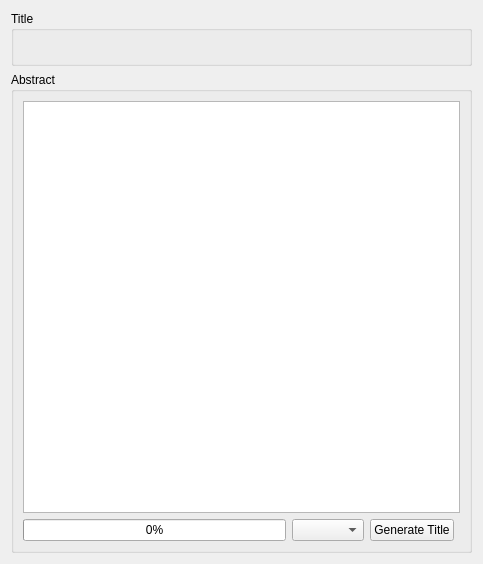
The window that gui/src/interface.ui (mhueppe/machineLearningProject_jaNoMi) describes before a commit, drawn with Qt 5.
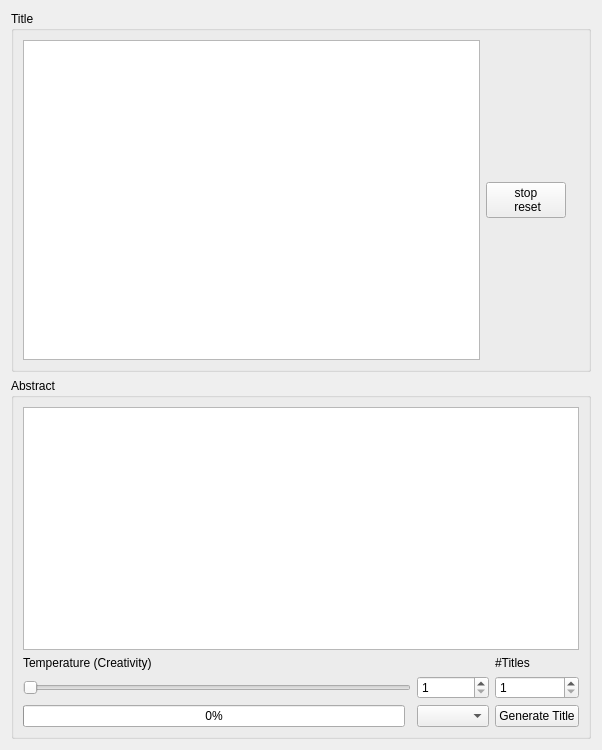
The same window after the commit.

Commit message: upgrade graphic user interface

Patch:
```diff
--- a/gui/src/interface.ui
+++ b/gui/src/interface.ui
@@ -6,28 +6,112 @@
    <rect>
     <x>0</x>
     <y>0</y>
-    <width>483</width>
-    <height>564</height>
+    <width>602</width>
+    <height>750</height>
    </rect>
   </property>
   <property name="windowTitle">
    <string>Form</string>
   </property>
   <layout class="QGridLayout" name="gridLayout">
-   <item row="1" column="0">
+   <item row="0" column="0">
+    <widget class="QGroupBox" name="groupBox_2">
+     <property name="title">
+      <string>Title</string>
+     </property>
+     <layout class="QHBoxLayout" name="horizontalLayout_2">
+      <item>
+       <widget class="QListWidget" name="listWidget_titles"/>
+      </item>
+      <item>
+       <layout class="QVBoxLayout" name="verticalLayout">
+        <item>
+         <widget class="QPushButton" name="pushButton_stop">
+          <property name="text">
+           <string>stop
+ reset</string>
+          </property>
+         </widget>
+        </item>
+       </layout>
+      </item>
+      <item>
+       <widget class="QLabel" name="label_title">
+        <property name="text">
+         <string/>
+        </property>
+        <property name="wordWrap">
+         <bool>true</bool>
+        </property>
+       </widget>
+      </item>
+     </layout>
+    </widget>
+   </item>
+   <item row="2" column="0">
     <widget class="QGroupBox" name="groupBox">
      <property name="title">
       <string>Abstract</string>
      </property>
      <layout class="QGridLayout" name="gridLayout_2">
+      <item row="6" column="0" colspan="2">
+       <widget class="QSlider" name="horizontalSlider_temperature">
+        <property name="minimum">
+         <number>1</number>
+        </property>
+        <property name="maximum">
+         <number>200</number>
+        </property>
+        <property name="orientation">
+         <enum>Qt::Horizontal</enum>
+        </property>
+       </widget>
+      </item>
+      <item row="6" column="3">
+       <widget class="QSpinBox" name="spinBox_number_titles">
+        <property name="minimum">
+         <number>1</number>
+        </property>
+        <property name="maximum">
+         <number>16</number>
+        </property>
+       </widget>
+      </item>
       <item row="5" column="0">
+       <widget class="QLabel" name="label_temperature">
+        <property name="text">
+         <string>Temperature (Creativity)</string>
+        </property>
+       </widget>
+      </item>
+      <item row="7" column="0">
        <widget class="QProgressBar" name="progressBar">
         <property name="value">
          <number>0</number>
         </property>
        </widget>
       </item>
-      <item row="5" column="2">
+      <item row="5" column="3">
+       <widget class="QLabel" name="label_number_titles">
+        <property name="text">
+         <string>#Titles</string>
+        </property>
+       </widget>
+      </item>
+      <item row="6" column="2">
+       <widget class="QSpinBox" name="spinBox_temperature">
+        <property name="minimum">
+         <number>1</number>
+        </property>
+        <property name="maximum">
+         <number>200</number>
+        </property>
+       </widget>
+      </item>
+      <item row="7" column="2">
+       <widget class="QComboBox" name="comboBox_modelType"/>
+      </item>
+      <item row="7" column="3">
        <widget class="QPushButton" name="pushButton_enter">
         <property name="text">
          <string>Generate Title</string>
@@ -35,40 +119,12 @@
        </widget>
       </item>
       <item row="4" column="0" colspan="4">
-       <widget class="QTextEdit" name="textEdit_abstract">
-        <property name="autoFormatting">
-         <set>QTextEdit::AutoAll</set>
+       <widget class="QTextBrowser" name="textBrowser_abstract">
+        <property name="cursor" stdset="0">
+         <cursorShape>IBeamCursor</cursorShape>
         </property>
-        <property name="lineWrapMode">
-         <enum>QTextEdit::WidgetWidth</enum>
-        </property>
-        <property name="lineWrapColumnOrWidth">
-         <number>22</number>
-        </property>
-        <property name="acceptRichText">
-         <bool>true</bool>
-        </property>
-       </widget>
-      </item>
-      <item row="5" column="1">
-       <widget class="QComboBox" name="comboBox_modelType"/>
-      </item>
-     </layout>
-    </widget>
-   </item>
-   <item row="0" column="0">
-    <widget class="QGroupBox" name="groupBox_2">
-     <property name="title">
-      <string>Title</string>
-     </property>
-     <layout class="QHBoxLayout" name="horizontalLayout_2">
-      <item>
-       <widget class="QLabel" name="label_title">
-        <property name="text">
-         <string/>
-        </property>
-        <property name="wordWrap">
-         <bool>true</bool>
+        <property name="readOnly">
+         <bool>false</bool>
         </property>
        </widget>
       </item>
```
Left out of the diff: 35 changed lines with no effect on the pictures. The commit also changes 3 other files.
